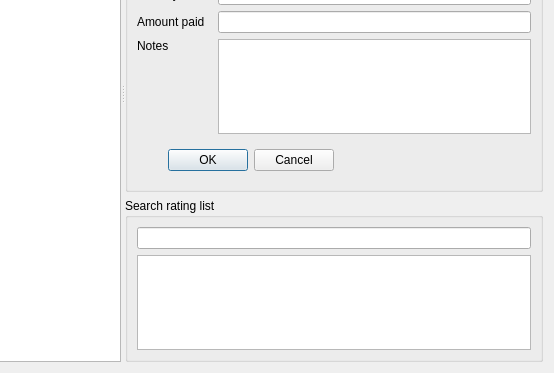
First picture: the form in player_tab.ui, repository centowen/pybaduk, before the edit; both pictures show x 187 to 741 and y 187 to 560 of the 741 by 560 pixel window.
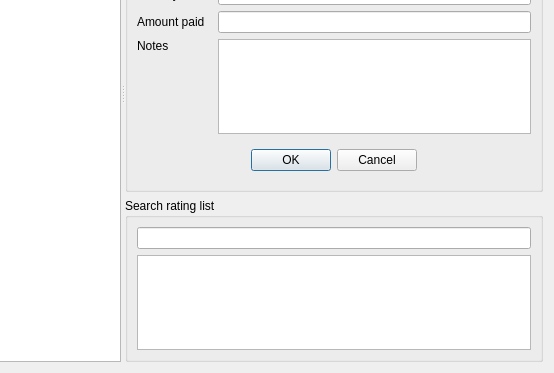
Second picture: the form after the edit.

Patch:
```diff
--- a/player_tab.ui
+++ b/player_tab.ui
@@ -248,6 +248,19 @@
           <item row="7" column="0" colspan="3">
            <widget class="QWidget" name="widget_5" native="true">
             <layout class="QHBoxLayout" name="horizontalLayout_4">
+             <item>
+              <spacer name="horizontalSpacer_4">
+               <property name="orientation">
+                <enum>Qt::Horizontal</enum>
+               </property>
+               <property name="sizeHint" stdset="0">
+                <size>
+                 <width>40</width>
+                 <height>20</height>
+                </size>
+               </property>
+              </spacer>
+             </item>
              <item>
               <widget class="QDialogButtonBox" name="buttonBox">
                <property name="standardButtons">
```
